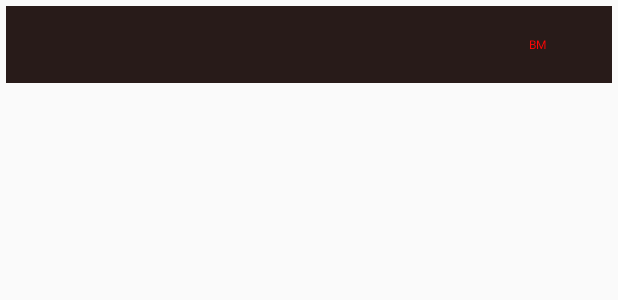
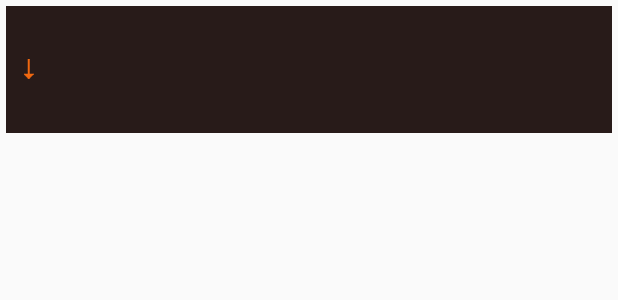
Before and after one commit to Jexter/EDNotes, an Android app: the layout trade_list_single_item.xml on its own in the app's theme, with its tools: preview values and no code run, on a phone screen of 412 x 824 dp. Shown: the top 300 px of the screen. Run offline under Robolectric (Android 15) with nearby library versions, the phone set to English and light mode, and no system bars.

Commit message:
Partial trade finder, almost there

```diff
--- a/DangerousNotes/app/src/main/java/myapps/alex/se/ednotes/model/CommodityTradeRoute.java
+++ b/DangerousNotes/app/src/main/java/myapps/alex/se/ednotes/model/CommodityTradeRoute.java
@@ -12,6 +12,8 @@ public class CommodityTradeRoute implements Serializable {
     private Station toStation;
     private Commodity fromStationCommodity;
     private Commodity toStationCommodity;
+    private Commodity backCommodity;
+
     private int profit;
 
 
--- a/DangerousNotes/app/src/main/java/myapps/alex/se/ednotes/tasks/FindTradesTask.java
+++ b/DangerousNotes/app/src/main/java/myapps/alex/se/ednotes/tasks/FindTradesTask.java
@@ -62,7 +62,7 @@ public class FindTradesTask extends AsyncTask<Object, Integer, ArrayList<Commodi
             return null;
         }
 
-        if(pd.isShowing()) {
+        if(pd != null && pd.isShowing()) {
             trades = Utils.getStationToGalaxyTrades(stationWeWantToLookAt, currentSystem, systemsToLookIn);
         }
         else {
--- a/DangerousNotes/app/src/main/res/layout/trade_list_single_item.xml
+++ b/DangerousNotes/app/src/main/res/layout/trade_list_single_item.xml
@@ -5,45 +5,95 @@
 	    android:layout_height="wrap_content"
 	    android:orientation="vertical"
         android:layout_margin="@dimen/item_outer_margin"
-        android:background="@drawable/row_background_selector"
+        android:background="@color/color_three"
     >
 
 
             <LinearLayout
-                android:id="@+id/system_name_container"
+                android:id="@+id/outer_container"
+                android:layout_width="match_parent"
+                android:layout_height="wrap_content"
+                android:orientation="vertical"
+                android:padding="@dimen/item_inner_padding"
+
+            >
+                <LinearLayout
+                    android:id="@+id/fromstation_container"
                     android:layout_width="match_parent"
                     android:layout_height="wrap_content"
                     android:orientation="horizontal"
-                android:padding="@dimen/item_inner_padding"
                 >
                     <TextView
-                    android:id="@+id/station_name_textview"
+                        android:id="@+id/fromstation_name_textview"
                         android:layout_width="wrap_content"
                         android:layout_height="wrap_content"
-                    style="@style/text_big"
+                        style="@style/text_medium"
                         android:textColor="@color/color_four"
-                    android:gravity="left"
+                        android:layout_gravity="left|center_vertical"
+                        android:background="@drawable/row_background_selector"
+
                     />
                     <ImageView
-                    android:layout_width="0dp"
-                    android:layout_height="1dp"
-                    android:layout_weight="1"/>
-                <TextView
-                    android:id="@+id/blackmarket_textview"
+                        android:id="@+id/fromstation_type_icon"
+                        android:layout_width="15dp"
+                        android:layout_height="15dp"
+                        android:layout_gravity="center_vertical"
+                        android:layout_marginLeft="@dimen/inner_item_spacing"
+                        />
+                </LinearLayout>
+                <LinearLayout
+                    android:id="@+id/trade_container"
+                    android:layout_width="match_parent"
+                    android:layout_height="wrap_content"
+                    android:orientation="horizontal"
+
+                >
+                    <ImageView
                         android:layout_width="wrap_content"
                         android:layout_height="wrap_content"
-                    style="@style/text_tiny"
-                    android:layout_marginRight="@dimen/item_inner_padding"
-                    android:textColor="@color/color_red"
-                    android:text="BM"
+                        android:src="@drawable/trade_arrow"
+                        android:layout_gravity="left|center_vertical"/>
+
+                    <TextView
+                        android:id="@+id/commodity_textview"
+                        android:layout_width="wrap_content"
+                        android:layout_height="wrap_content"
+                        style="@style/text_small"
+                        android:textColor="@color/color_blue"
+                        android:layout_gravity="center_vertical"
+                        android:layout_marginLeft="@dimen/inner_item_spacing"
+                        />
+                    <TextView
+                        android:id="@+id/profit_textview"
+                        android:layout_width="wrap_content"
+                        android:layout_height="wrap_content"
+                        style="@style/text_small"
+                        android:layout_gravity="center_vertical"
+                        android:textColor="@color/color_one"
+                        />
+                </LinearLayout>
+                <LinearLayout
+                    android:id="@+id/tostation_container"
+                    android:layout_width="match_parent"
+                    android:layout_height="wrap_content"
+                    android:orientation="horizontal"
+
+                >
+                    <TextView
+                        android:id="@+id/tostation_name_textview"
+                        android:layout_width="wrap_content"
+                        android:layout_height="wrap_content"
+                        style="@style/text_medium"
+                        android:textColor="@color/color_four"
+                        android:layout_gravity="left|center_vertical"
+                        android:background="@drawable/row_background_selector"
+                        />
+                    <ImageView
+                        android:id="@+id/tostation_type_icon"
+                        android:layout_width="15dp"
+                        android:layout_height="15dp"
                         android:layout_gravity="center_vertical"
                         />
-                <ImageView
-                    android:id="@+id/station_type_icon"
-                    android:layout_width="20dp"
-                    android:layout_height="20dp"
-                    android:layout_gravity="center_vertical"
-                />
-
                 </LinearLayout>
         </LinearLayout>
+	</LinearLayout>
--- a/DangerousNotes/app/src/main/res/menu/commodities_menu.xml
+++ b/DangerousNotes/app/src/main/res/menu/commodities_menu.xml
@@ -5,9 +5,9 @@
 
     <item
         android:id="@+id/find_matches"
-        android:icon="@drawable/ic_action_new"
+        android:icon="@drawable/trade"
         app:showAsAction="always"
-        android:title="Add new system">
+        android:title="Find trades">
     </item>
 
 </menu>
--- a/DangerousNotes/app/src/main/res/menu/station_list_menu.xml
+++ b/DangerousNotes/app/src/main/res/menu/station_list_menu.xml
@@ -7,7 +7,7 @@
         android:id="@+id/add_new_station"
         android:icon="@drawable/ic_action_new"
         app:showAsAction="always"
-        android:title="Add new system">
+        android:title="Add new station">
     </item>
 
 </menu>
```
Also changed, not shown: DangerousNotes/app/src/main/java/myapps/alex/se/ednotes/adapters/TradesListAdapter.java (+41 -20 lines), DangerousNotes/app/src/main/res/drawable-xxhdpi/trade.png (added), DangerousNotes/app/src/main/res/drawable-xxhdpi/trade_arrow.png, 1 other file. Lines whose indentation alone changed are shown as unchanged.
